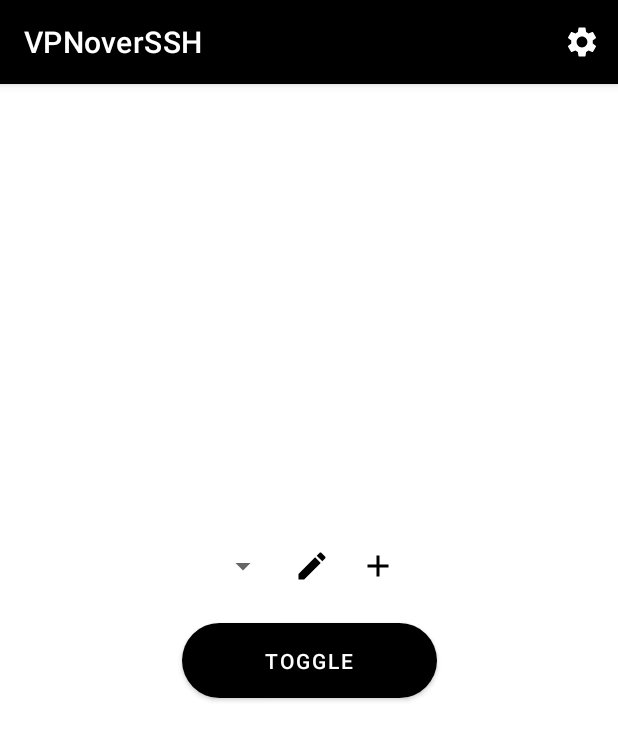
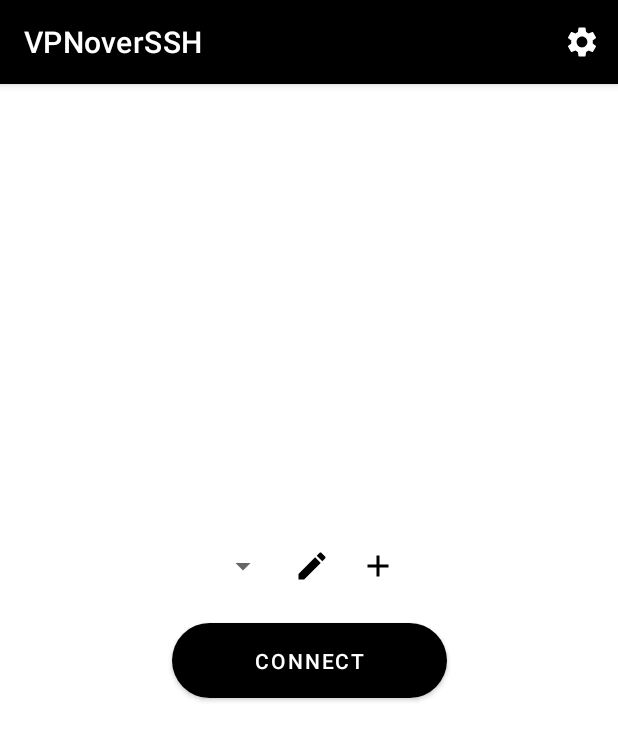
Before and after one commit to Anton2319/VPNoverSSH, an Android app: the screen it shows after launch (MainActivity), on a phone screen of 412 x 824 dp. Shown: the top 740 px of the screen. Run offline under Robolectric (Android 15) with nearby library versions, the phone set to English and light mode, and no system bars.

Commit message:
Connect button is now status aware

```diff
--- a/app/src/main/java/ru/anton2319/vpnoverssh/MainActivity.java
+++ b/app/src/main/java/ru/anton2319/vpnoverssh/MainActivity.java
@@ -14,6 +14,7 @@ import android.widget.ImageButton;
 import android.widget.Spinner;
 
 import androidx.appcompat.app.AppCompatActivity;
+import androidx.lifecycle.MutableLiveData;
 
 import java.util.List;
 
@@ -36,6 +37,8 @@ public class MainActivity extends AppCompatActivity {
     Intent vpnIntent;
 
     Intent sshIntent;
+
+    MutableLiveData<String> connectButtonData = new MutableLiveData<>();
 
     @Override
     protected void onCreate(Bundle savedInstanceState) {
@@ -116,6 +119,10 @@ public class MainActivity extends AppCompatActivity {
                 }
             }
         });
+
+        connectButtonData.observe(this, newData -> runOnUiThread(() -> {
+            connectButton.setText(newData);
+        }));
     }
 
     @Override
@@ -126,7 +133,11 @@ public class MainActivity extends AppCompatActivity {
         SSHConnectionProfileAdapter adapter = new SSHConnectionProfileAdapter(this, sshConnectionProfileList);
         Spinner spinner = findViewById(R.id.spinner);
         spinner.setAdapter(adapter);
-
+        if (StatusInfo.getInstance().isActive()) {
+            connectButtonData.postValue("disconnect");
+        } else {
+            connectButtonData.postValue("connect");
+        }
     }
 
     @Override
@@ -165,6 +176,7 @@ public class MainActivity extends AppCompatActivity {
             }
             Log.d(TAG, "Toggled on");
             StatusInfo.getInstance().setActive(true);
+            connectButtonData.postValue("disconnect");
             try {
                 Log.d(TAG, "Setting up port forward");
                 sshIntent.putExtra("user", username);
@@ -194,6 +206,7 @@ public class MainActivity extends AppCompatActivity {
         else {
             Log.d(TAG, "Toggled off");
             StatusInfo.getInstance().setActive(false);
+            connectButtonData.postValue("connect");
             Thread vpnThread = SocksPersistent.getInstance().getVpnThread();
             if(vpnThread != null) {
                 vpnThread.interrupt();
--- a/app/src/main/java/ru/anton2319/vpnoverssh/data/singleton/StatusInfo.java
+++ b/app/src/main/java/ru/anton2319/vpnoverssh/data/singleton/StatusInfo.java
@@ -6,7 +6,7 @@ public class StatusInfo {
     private static volatile StatusInfo instance = null;
     private static final Object lock = new Object();
 
-    private boolean active = false;
+    private volatile boolean active = false;
 
     private Intent vpnIntent;
 
--- a/app/src/main/java/ru/anton2319/vpnoverssh/services/SshService.java
+++ b/app/src/main/java/ru/anton2319/vpnoverssh/services/SshService.java
@@ -132,6 +132,7 @@ public class SshService extends Service {
                     forwarder = PortForward.getInstance().getForwarder();
                     conn.close();
                     forwarder.close();
+                    stopSelf();
                 }
             }
         });
```
Also changed, not shown: app/src/main/java/ru/anton2319/vpnoverssh/services/SocksProxyService.java (+11 -0 lines).
